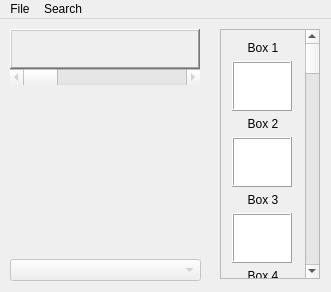
Old version of the form QT Projects/frmboxes.ui in the repository codemonkey85/PKMDS.
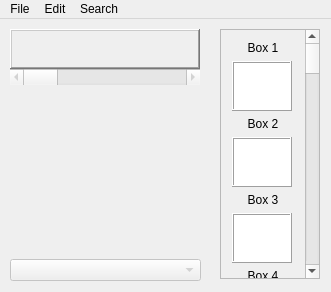
New version of the form.

Diff of the .ui file:
```diff
--- a/QT Projects/frmboxes.ui
+++ b/QT Projects/frmboxes.ui
@@ -2297,7 +2297,14 @@
     </property>
     <addaction name="actionSearch"/>
    </widget>
+   <widget class="QMenu" name="menuEdit">
+    <property name="title">
+     <string>Edit</string>
+    </property>
+    <addaction name="actionDelete_HMs"/>
+   </widget>
    <addaction name="menuFile"/>
+   <addaction name="menuEdit"/>
    <addaction name="menuSearch"/>
   </widget>
   <action name="actionLoad_SAV">
```
Left out of the diff: 5 changed lines with no effect on the pictures.
